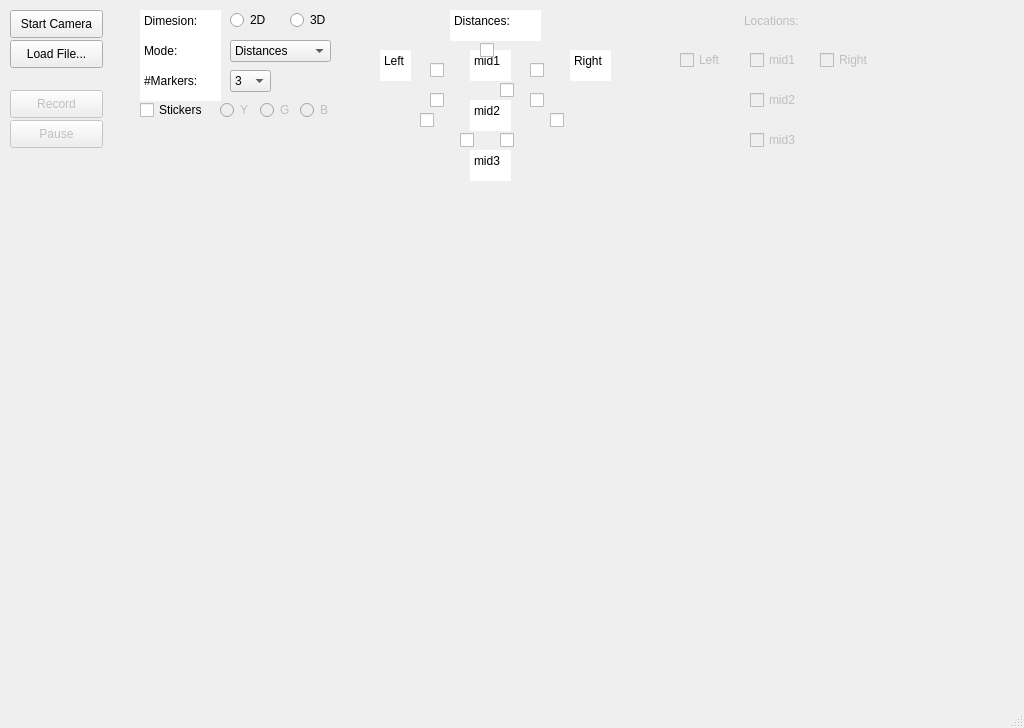
This is DeepBreathGUI/deepbreathgui.ui in DeepBreath-GIP/DeepBreath as Qt 5 draws it before an edit. The edited form follows.
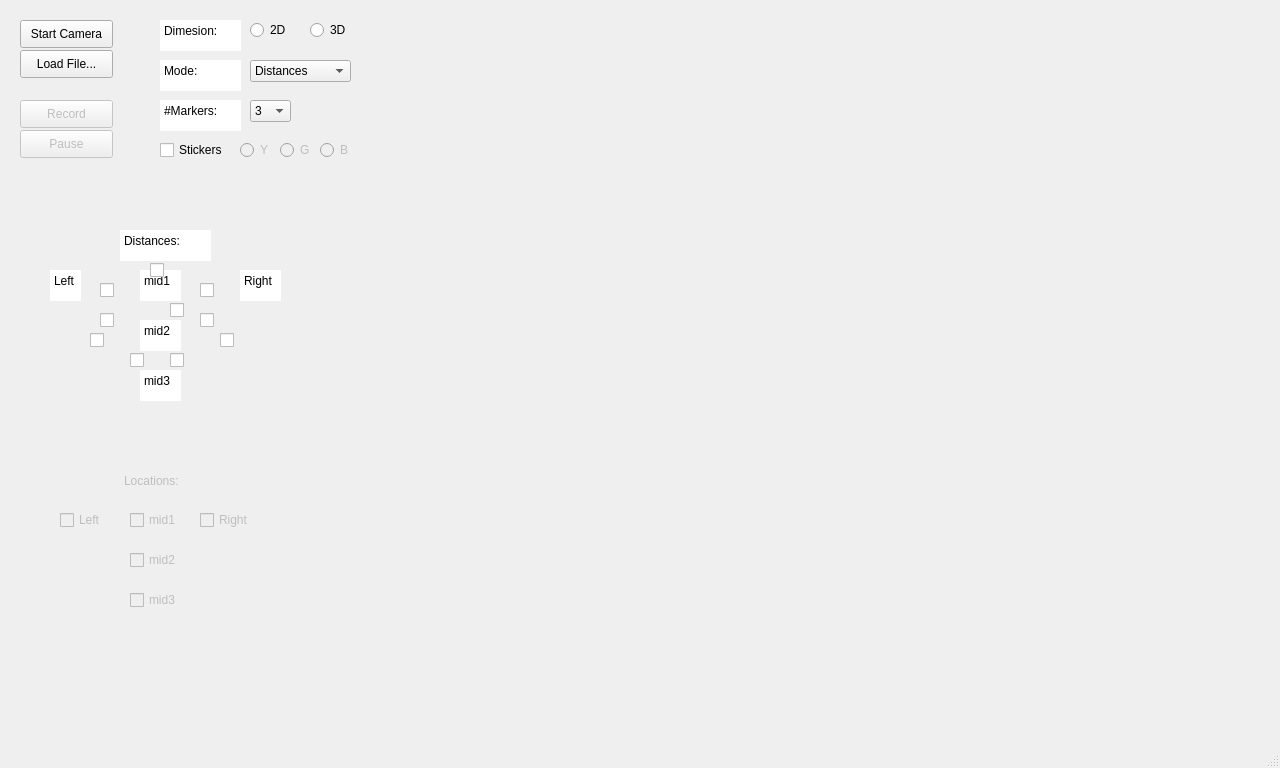
This is the edited form.

Commit message: Added db_camera class and updated project's configurations

Diff of the .ui file:
```diff
--- a/DeepBreathGUI/deepbreathgui.ui
+++ b/DeepBreathGUI/deepbreathgui.ui
@@ -6,8 +6,8 @@
    <rect>
     <x>0</x>
     <y>0</y>
-    <width>1024</width>
-    <height>728</height>
+    <width>1280</width>
+    <height>768</height>
    </rect>
   </property>
   <property name="windowTitle">
@@ -17,8 +17,8 @@
    <widget class="QPushButton" name="start_camera_button">
     <property name="geometry">
      <rect>
-      <x>10</x>
-      <y>10</y>
+      <x>20</x>
+      <y>20</y>
       <width>93</width>
       <height>28</height>
      </rect>
@@ -30,8 +30,8 @@
    <widget class="QPushButton" name="load_file_button">
     <property name="geometry">
      <rect>
-      <x>10</x>
-      <y>40</y>
+      <x>20</x>
+      <y>50</y>
       <width>93</width>
       <height>28</height>
      </rect>
@@ -46,8 +46,8 @@
     </property>
     <property name="geometry">
      <rect>
-      <x>10</x>
-      <y>90</y>
+      <x>20</x>
+      <y>100</y>
       <width>93</width>
       <height>28</height>
      </rect>
@@ -62,8 +62,8 @@
     </property>
     <property name="geometry">
      <rect>
-      <x>10</x>
-      <y>120</y>
+      <x>20</x>
+      <y>130</y>
       <width>93</width>
       <height>28</height>
      </rect>
@@ -75,8 +75,8 @@
    <widget class="QRadioButton" name="dimension_2d_radio_button">
     <property name="geometry">
      <rect>
-      <x>230</x>
-      <y>10</y>
+      <x>250</x>
+      <y>20</y>
       <width>51</width>
       <height>20</height>
      </rect>
@@ -91,8 +91,8 @@
    <widget class="QRadioButton" name="dimension_3d_radio_button">
     <property name="geometry">
      <rect>
-      <x>290</x>
-      <y>10</y>
+      <x>310</x>
+      <y>20</y>
       <width>51</width>
       <height>20</height>
      </rect>
@@ -107,8 +107,8 @@
    <widget class="QPlainTextEdit" name="dimension_text">
     <property name="geometry">
      <rect>
-      <x>140</x>
-      <y>10</y>
+      <x>160</x>
+      <y>20</y>
       <width>81</width>
       <height>31</height>
      </rect>
@@ -129,8 +129,8 @@
    <widget class="QPlainTextEdit" name="mode_text">
     <property name="geometry">
      <rect>
-      <x>140</x>
-      <y>40</y>
+      <x>160</x>
+      <y>60</y>
       <width>81</width>
       <height>31</height>
      </rect>
@@ -151,8 +151,8 @@
    <widget class="QComboBox" name="mode_combo_box">
     <property name="geometry">
      <rect>
-      <x>230</x>
-      <y>40</y>
+      <x>250</x>
+      <y>60</y>
       <width>101</width>
       <height>22</height>
      </rect>
@@ -189,8 +189,8 @@
     </property>
     <property name="geometry">
      <rect>
-      <x>740</x>
-      <y>10</y>
+      <x>120</x>
+      <y>470</y>
       <width>91</width>
       <height>31</height>
      </rect>
@@ -214,8 +214,8 @@
     </property>
     <property name="geometry">
      <rect>
-      <x>680</x>
-      <y>50</y>
+      <x>60</x>
+      <y>510</y>
       <width>51</width>
       <height>20</height>
      </rect>
@@ -230,8 +230,8 @@
     </property>
     <property name="geometry">
      <rect>
-      <x>820</x>
-      <y>50</y>
+      <x>200</x>
+      <y>510</y>
       <width>51</width>
       <height>20</height>
      </rect>
@@ -246,8 +246,8 @@
     </property>
     <property name="geometry">
      <rect>
-      <x>750</x>
-      <y>50</y>
+      <x>130</x>
+      <y>510</y>
       <width>51</width>
       <height>20</height>
      </rect>
@@ -262,8 +262,8 @@
     </property>
     <property name="geometry">
      <rect>
-      <x>750</x>
-      <y>90</y>
+      <x>130</x>
+      <y>550</y>
       <width>51</width>
       <height>20</height>
      </rect>
@@ -278,8 +278,8 @@
     </property>
     <property name="geometry">
      <rect>
-      <x>750</x>
-      <y>130</y>
+      <x>130</x>
+      <y>590</y>
       <width>51</width>
       <height>20</height>
      </rect>
@@ -291,8 +291,8 @@
    <widget class="QPlainTextEdit" name="num_markers_text">
     <property name="geometry">
      <rect>
-      <x>140</x>
-      <y>70</y>
+      <x>160</x>
+      <y>100</y>
       <width>81</width>
       <height>31</height>
      </rect>
@@ -313,8 +313,8 @@
    <widget class="QComboBox" name="num_markers_combo_box">
     <property name="geometry">
      <rect>
-      <x>230</x>
-      <y>70</y>
+      <x>250</x>
+      <y>100</y>
       <width>41</width>
       <height>22</height>
      </rect>
@@ -338,8 +338,8 @@
    <widget class="QCheckBox" name="is_stickers_checkbox">
     <property name="geometry">
      <rect>
-      <x>140</x>
-      <y>100</y>
+      <x>160</x>
+      <y>140</y>
       <width>101</width>
       <height>20</height>
      </rect>
@@ -354,8 +354,8 @@
     </property>
     <property name="geometry">
      <rect>
-      <x>220</x>
-      <y>100</y>
+      <x>240</x>
+      <y>140</y>
       <width>41</width>
       <height>20</height>
      </rect>
@@ -373,8 +373,8 @@
     </property>
     <property name="geometry">
      <rect>
-      <x>260</x>
-      <y>100</y>
+      <x>280</x>
+      <y>140</y>
       <width>41</width>
       <height>20</height>
      </rect>
@@ -392,8 +392,8 @@
     </property>
     <property name="geometry">
      <rect>
-      <x>300</x>
-      <y>100</y>
+      <x>320</x>
+      <y>140</y>
       <width>41</width>
       <height>20</height>
      </rect>
@@ -408,8 +408,8 @@
    <widget class="QPlainTextEdit" name="distances_text">
     <property name="geometry">
      <rect>
-      <x>450</x>
-      <y>10</y>
+      <x>120</x>
+      <y>230</y>
       <width>91</width>
       <height>31</height>
      </rect>
@@ -430,8 +430,8 @@
    <widget class="QPlainTextEdit" name="left_text">
     <property name="geometry">
      <rect>
-      <x>380</x>
-      <y>50</y>
+      <x>50</x>
+      <y>270</y>
       <width>31</width>
       <height>31</height>
      </rect>
@@ -452,8 +452,8 @@
    <widget class="QPlainTextEdit" name="mid1_text">
     <property name="geometry">
      <rect>
-      <x>470</x>
-      <y>50</y>
+      <x>140</x>
+      <y>270</y>
       <width>41</width>
       <height>31</height>
      </rect>
@@ -474,8 +474,8 @@
    <widget class="QPlainTextEdit" name="right_text">
     <property name="geometry">
      <rect>
-      <x>570</x>
-      <y>50</y>
+      <x>240</x>
+      <y>270</y>
       <width>41</width>
       <height>31</height>
      </rect>
@@ -496,8 +496,8 @@
    <widget class="QPlainTextEdit" name="mid2_text">
     <property name="geometry">
      <rect>
-      <x>470</x>
-      <y>100</y>
+      <x>140</x>
+      <y>320</y>
       <width>41</width>
       <height>31</height>
      </rect>
@@ -518,8 +518,8 @@
    <widget class="QPlainTextEdit" name="mid3_text">
     <property name="geometry">
      <rect>
-      <x>470</x>
-      <y>150</y>
+      <x>140</x>
+      <y>370</y>
       <width>41</width>
       <height>31</height>
      </rect>
@@ -540,8 +540,8 @@
    <widget class="QCheckBox" name="left_mid1_checkbox">
     <property name="geometry">
      <rect>
-      <x>430</x>
-      <y>60</y>
+      <x>100</x>
+      <y>280</y>
       <width>16</width>
       <height>20</height>
      </rect>
@@ -553,8 +553,8 @@
    <widget class="QCheckBox" name="right_mid1_checkbox">
     <property name="geometry">
      <rect>
-      <x>530</x>
-      <y>60</y>
+      <x>200</x>
+      <y>280</y>
       <width>16</width>
       <height>20</height>
      </rect>
@@ -566,8 +566,8 @@
    <widget class="QCheckBox" name="left_right_checkbox">
     <property name="geometry">
      <rect>
-      <x>480</x>
-      <y>40</y>
+      <x>150</x>
+      <y>260</y>
       <width>16</width>
       <height>20</height>
      </rect>
@@ -579,8 +579,8 @@
    <widget class="QCheckBox" name="mid1_mid2_checkbox">
     <property name="geometry">
      <rect>
-      <x>500</x>
-      <y>80</y>
+      <x>170</x>
+      <y>300</y>
       <width>16</width>
       <height>20</height>
      </rect>
@@ -592,8 +592,8 @@
    <widget class="QCheckBox" name="mid2_mid3_checkbox">
     <property name="geometry">
      <rect>
-      <x>500</x>
-      <y>130</y>
+      <x>170</x>
+      <y>350</y>
       <width>16</width>
       <height>20</height>
      </rect>
@@ -605,8 +605,8 @@
    <widget class="QCheckBox" name="right_mid2_checkbox">
     <property name="geometry">
      <rect>
-      <x>530</x>
-      <y>90</y>
+      <x>200</x>
+      <y>310</y>
       <width>16</width>
       <height>20</height>
      </rect>
@@ -618,8 +618,8 @@
    <widget class="QCheckBox" name="left_mid2_checkbox">
     <property name="geometry">
      <rect>
-      <x>430</x>
-      <y>90</y>
+      <x>100</x>
+      <y>310</y>
       <width>16</width>
       <height>20</height>
      </rect>
@@ -631,8 +631,8 @@
    <widget class="QCheckBox" name="mid1_mid3_checkbox">
     <property name="geometry">
      <rect>
-      <x>460</x>
-      <y>130</y>
+      <x>130</x>
+      <y>350</y>
       <width>16</width>
       <height>20</height>
      </rect>
@@ -644,8 +644,8 @@
    <widget class="QCheckBox" name="left_mid3_checkbox">
     <property name="geometry">
      <rect>
-      <x>420</x>
-      <y>110</y>
+      <x>90</x>
+      <y>330</y>
       <width>16</width>
       <height>20</height>
      </rect>
@@ -657,8 +657,8 @@
    <widget class="QCheckBox" name="right_mid3_checkbox">
     <property name="geometry">
      <rect>
-      <x>550</x>
-      <y>110</y>
+      <x>220</x>
+      <y>330</y>
       <width>16</width>
       <height>20</height>
      </rect>
@@ -667,6 +667,46 @@
      <string/>
     </property>
    </widget>
+   <widget class="QWidget" name="color_stream_widget" native="true">
+    <property name="geometry">
+     <rect>
+      <x>420</x>
+      <y>20</y>
+      <width>401</width>
+      <height>301</height>
+     </rect>
+    </property>
+   </widget>
+   <widget class="QWidget" name="depth_stream_widget" native="true">
+    <property name="geometry">
+     <rect>
+      <x>850</x>
+      <y>20</y>
+      <width>401</width>
+      <height>301</height>
+     </rect>
+    </property>
+   </widget>
+   <widget class="QWidget" name="volume_stream_widget" native="true">
+    <property name="geometry">
+     <rect>
+      <x>420</x>
+      <y>350</y>
+      <width>401</width>
+      <height>301</height>
+     </rect>
+    </property>
+   </widget>
+   <widget class="QWidget" name="graph_widget" native="true">
+    <property name="geometry">
+     <rect>
+      <x>850</x>
+      <y>350</y>
+      <width>401</width>
+      <height>301</height>
+     </rect>
+    </property>
+   </widget>
   </widget>
   <widget class="QMenuBar" name="menubar">
    <property name="geometry">
```
Left out of the diff: 4 changed lines with no effect on the pictures. The commit also changes 8 other files.
